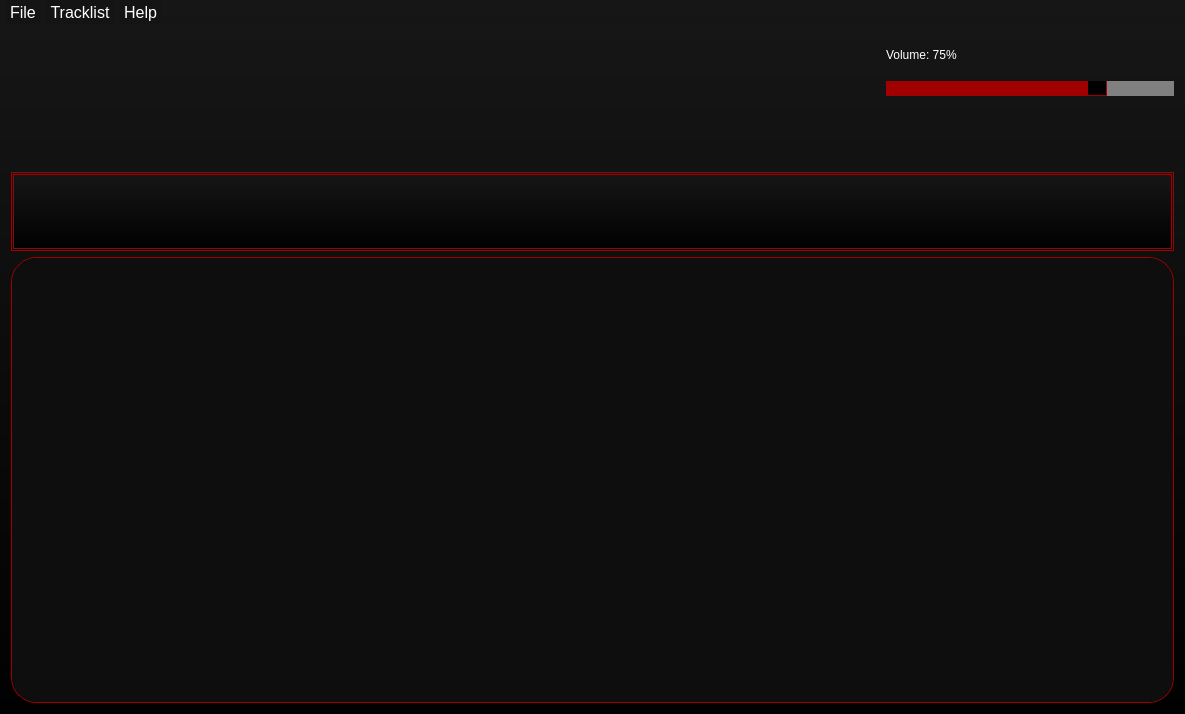
The window that src/View/MainWindow/mainwindow.ui (Flone-dnb/BloodyPlayer) describes before a commit, drawn with Qt 5.
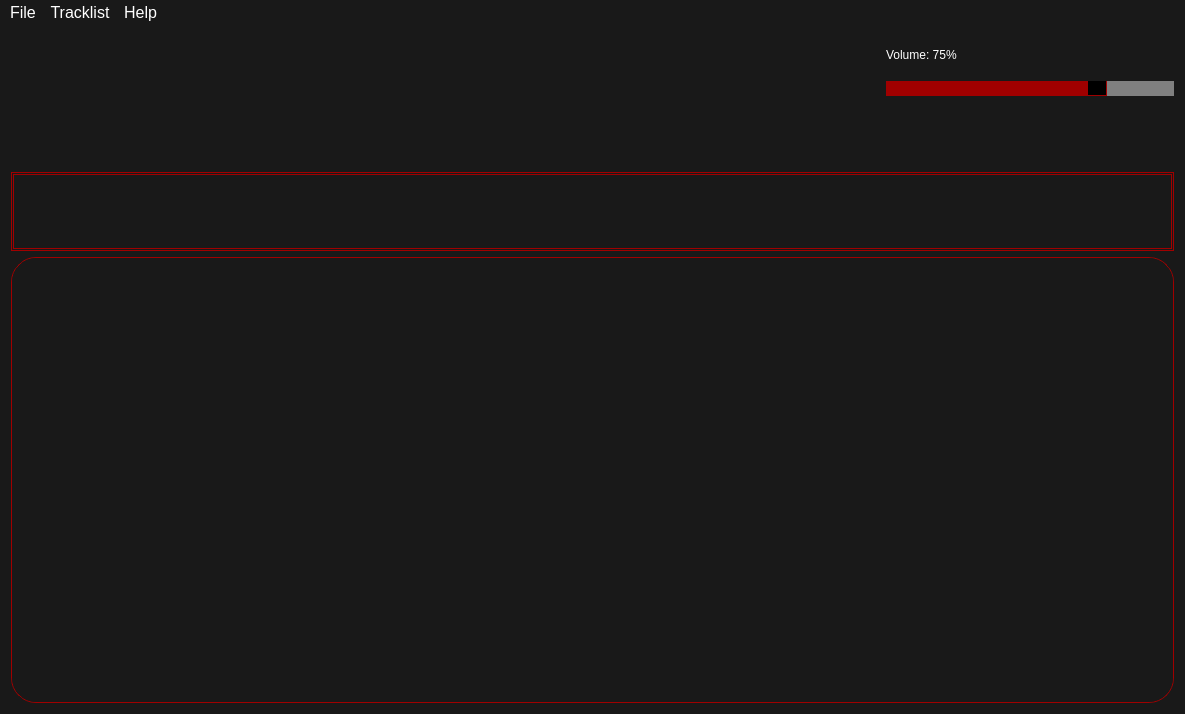
The same window after the commit. Icons and pictures are not drawn. Custom widgets are drawn as their Qt base class.

Commit message: Make background lighter.

```diff
--- a/src/View/MainWindow/mainwindow.ui
+++ b/src/View/MainWindow/mainwindow.ui
@@ -14,8 +14,7 @@
    <string>Bloody Player</string>
   </property>
   <property name="styleSheet">
-   <string notr="true">background-color: qlineargradient(spread:pad, x1:0.5, y1:1, x2:0.5, y2:0, stop:0 rgba(1,1,1,255), stop:1 rgba(22,22,22,255));
-
+   <string notr="true">background-color: rgb(25, 25, 25);
 color: white;</string>
   </property>
   <widget class="QWidget" name="centralWidget">
@@ -1714,7 +1713,7 @@
     <item>
      <widget class="TrackList" name="scrollArea">
       <property name="styleSheet">
-       <string notr="true">background-color: rgb(14, 14, 14);
+       <string notr="true">background-color: rgb(25, 25, 25);
 border: 1px solid rgb(160, 0, 0);
 border-radius: 25px;</string>
       </property>
@@ -1787,7 +1786,7 @@
 
 QMenuBar::item
 {
-	background-color: rgba(20, 20, 20, 255);
+	background-color: rgb(25, 25, 25);
 }
 
 QMenuBar::item:selected
```
The commit also changes 1 other file.
